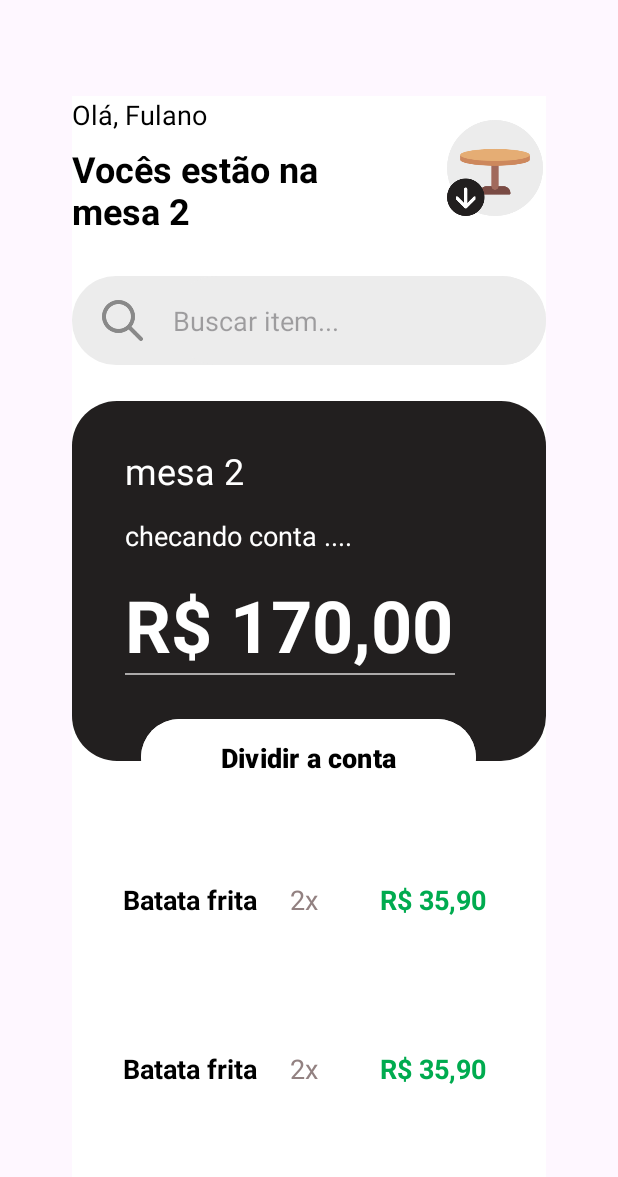
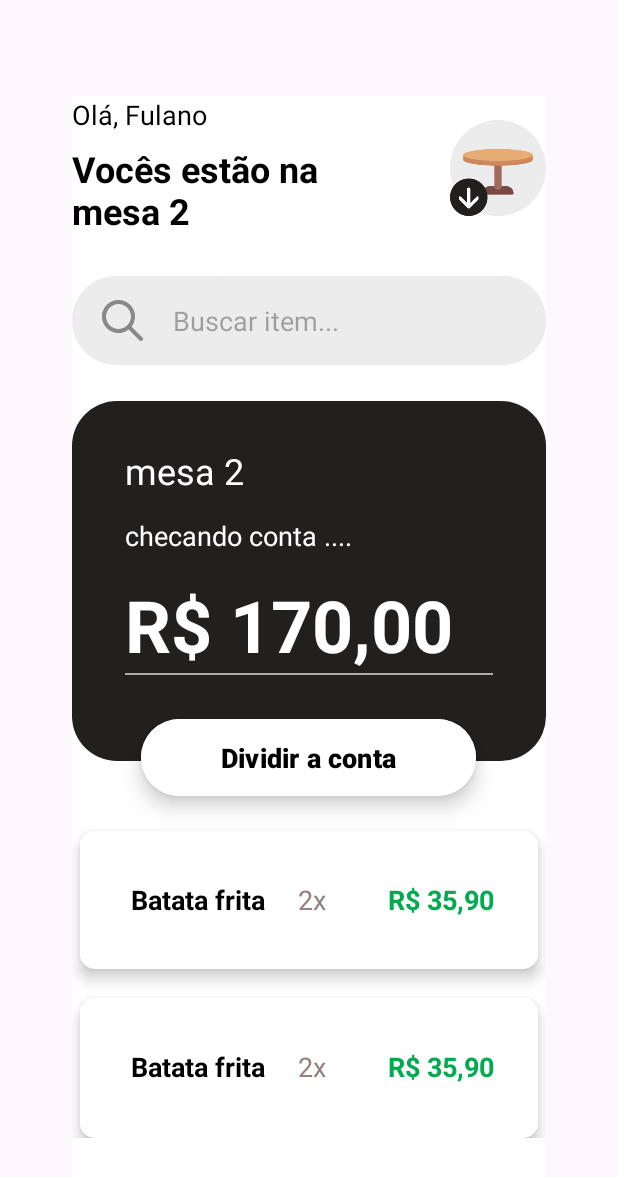
Before and after one commit to hessel-lu/backup-telas-app-conta-comigo, an Android app: the Activity_listagem_itens screen opened directly, with no data from a screen before it, on a phone screen of 412 x 824 dp. Shown: the top 1177 px of the screen. Run offline under Robolectric (Android 15) with nearby library versions, the phone set to English and light mode, and no system bars.

Commit message:
implementando tela listagem itens

```diff
--- a/ContaComigoTelasHessel/app/src/main/res/drawable/radius_btn_tela_listagem_itens.xml
+++ /dev/null
@@ -1,12 +0,0 @@
-<?xml version="1.0" encoding="utf-8"?>
-<shape xmlns:android="http://schemas.android.com/apk/res/android">
-    <solid
-        android:color="#FFFFFF">
-    </solid>
-    <corners
-        android:topLeftRadius="29.5dp"
-        android:topRightRadius="29.5dp"
-        android:bottomLeftRadius="29.5dp"
-        android:bottomRightRadius="29.5dp">
-    </corners>
-</shape>
--- a/ContaComigoTelasHessel/app/src/main/res/drawable/radius_campo_total_tela_listagem_itens.xml
+++ b/ContaComigoTelasHessel/app/src/main/res/drawable/radius_campo_total_tela_listagem_itens.xml
@@ -4,9 +4,6 @@
         android:color="#221F1F">
     </solid>
     <corners
-        android:topLeftRadius="30dp"
-        android:topRightRadius="30dp"
-        android:bottomLeftRadius="30dp"
-        android:bottomRightRadius="30dp">
+        android:radius="30dp">
     </corners>
 </shape>
--- a/ContaComigoTelasHessel/app/src/main/res/drawable/radius_input_tela_listagem_itens.xml
+++ b/ContaComigoTelasHessel/app/src/main/res/drawable/radius_input_tela_listagem_itens.xml
@@ -4,9 +4,6 @@
         android:color="#ECECEC">
     </solid>
     <corners
-        android:topLeftRadius="29.5dp"
-        android:topRightRadius="29.5dp"
-        android:bottomLeftRadius="29.5dp"
-        android:bottomRightRadius="29.5dp">
+        android:radius="29.5dp">
     </corners>
 </shape>
--- a/ContaComigoTelasHessel/app/src/main/res/drawable/radius_item_tela_listagem_itens.xml
+++ b/ContaComigoTelasHessel/app/src/main/res/drawable/radius_item_tela_listagem_itens.xml
@@ -4,9 +4,6 @@
         android:color="#FFFFFF">
     </solid>
     <corners
-        android:topLeftRadius="10dp"
-        android:topRightRadius="10dp"
-        android:bottomLeftRadius="10dp"
-        android:bottomRightRadius="10dp">
+        android:radius="10dp">
     </corners>
 </shape>
--- a/ContaComigoTelasHessel/app/src/main/res/layout/activity_listagem_itens.xml
+++ b/ContaComigoTelasHessel/app/src/main/res/layout/activity_listagem_itens.xml
@@ -36,14 +36,14 @@
                         android:layout_marginBottom="7dp"
                         android:text="Olá, Fulano"
                         android:textColor="#000000"
-                        android:textSize="18dp" />
+                        android:textSize="18sp" />
 
                     <TextView
                         android:layout_width="228dp"
                         android:layout_height="64dp"
                         android:text="Vocês estão na mesa 2"
                         android:textColor="#000000"
-                        android:textSize="24dp"
+                        android:textSize="24sp"
                         android:textStyle="bold" />
 
                 </LinearLayout>
@@ -51,20 +51,18 @@
                 <!--Layout para receber a img da mesa-->
                 <LinearLayout
                     android:layout_width="match_parent"
-                    android:layout_height="match_parent">
+                    android:layout_height="match_parent"
+                    android:gravity="end|center_vertical">
 
                     <ImageView
                         android:layout_width="64dp"
                         android:layout_height="64dp"
-                        android:layout_gravity="center"
-                        android:layout_marginLeft="22dp"
                         android:src="@mipmap/imagem_mesa" />
 
                 </LinearLayout>
 
             </LinearLayout>
 
-            <!-- marginTop original é 42dp-->
             <LinearLayout
                 android:layout_width="match_parent"
                 android:layout_height="59dp"
@@ -77,26 +75,28 @@
                     android:layout_height="27dp"
                     android:layout_gravity="center_vertical"
                     android:layout_marginLeft="20dp"
-                    android:src="@mipmap/search_um" />
+                    android:src="@mipmap/lupa_search" />
 
                 <EditText
                     android:layout_width="match_parent"
                     android:layout_height="59dp"
                     android:layout_marginLeft="20dp"
                     android:background="@drawable/radius_input_tela_listagem_itens"
-                    android:hint="Buscar item..."></EditText>
+                    android:hint="Buscar item..."
+                    android:textSize="18sp" />
 
             </LinearLayout>
 
-            <!--<ScrollView
+            <ScrollView
                 android:layout_width="match_parent"
-                android:layout_height="wrap_content">-->
+                android:layout_height="wrap_content"
+                android:layout_marginTop="20dp"
+                android:layout_marginBottom="16dp">
 
-                <!-- marginTop original é 48dp-->
                 <LinearLayout
                     android:layout_width="match_parent"
                     android:layout_height="wrap_content"
-                    android:layout_marginTop="24dp"
+                    android:layout_marginTop="4dp"
                     android:orientation="vertical">
 
                     <LinearLayout
@@ -134,9 +134,10 @@
                             android:textStyle="bold" />
 
                         <View
-                            android:layout_width="220dp"
+                            android:layout_width="match_parent"
                             android:layout_height="1dp"
                             android:layout_marginLeft="35dp"
+                            android:layout_marginRight="35dp"
                             android:background="#ACAAAA" />
 
                     </LinearLayout>
@@ -147,17 +148,21 @@
                         android:layout_gravity="center"
                         android:layout_marginTop="-32dp"
                         android:backgroundTint="#FFFFFF"
+                        android:elevation="8dp"
+                        android:stateListAnimator="@null"
                         android:text="Dividir a conta"
                         android:textColor="#000000"
                         android:textSize="18sp"
-                        android:textStyle="bold"></Button>
+                        android:textStyle="bold" />
 
-                    <!-- marginTop original é 56dp-->
                     <LinearLayout
                         android:layout_width="match_parent"
-                        android:layout_height="93dp"
+                        android:layout_height="92dp"
+                        android:layout_marginLeft="5dp"
                         android:layout_marginTop="19dp"
-                        android:background="@drawable/radius_item_tela_listagem_itens">
+                        android:layout_marginRight="5dp"
+                        android:background="@drawable/radius_item_tela_listagem_itens"
+                        android:elevation="6dp">
 
                         <TextView
                             android:layout_width="wrap_content"
@@ -193,8 +198,11 @@
                     <LinearLayout
                         android:layout_width="match_parent"
                         android:layout_height="93dp"
+                        android:layout_marginLeft="5dp"
                         android:layout_marginTop="19dp"
-                        android:background="@drawable/radius_item_tela_listagem_itens">
+                        android:layout_marginRight="5dp"
+                        android:background="@drawable/radius_item_tela_listagem_itens"
+                        android:elevation="6dp">
 
                         <TextView
                             android:layout_width="wrap_content"
@@ -228,7 +236,8 @@
                     </LinearLayout>
 
                 </LinearLayout>
-            <!--</ScrollView>-->
+
+            </ScrollView>
 
         </LinearLayout>
 
--- a/ContaComigoTelasHessel/app/src/main/res/layout/activity_main.xml
+++ b/ContaComigoTelasHessel/app/src/main/res/layout/activity_main.xml
@@ -36,14 +36,14 @@
                         android:layout_marginBottom="7dp"
                         android:text="Olá, Fulano"
                         android:textColor="#000000"
-                        android:textSize="18dp" />
+                        android:textSize="18sp" />
 
                     <TextView
                         android:layout_width="228dp"
                         android:layout_height="64dp"
                         android:text="Vocês estão na mesa 2"
                         android:textColor="#000000"
-                        android:textSize="24dp"
+                        android:textSize="24sp"
                         android:textStyle="bold" />
 
                 </LinearLayout>
@@ -51,13 +51,12 @@
                 <!--Layout para receber a img da mesa-->
                 <LinearLayout
                     android:layout_width="match_parent"
-                    android:layout_height="match_parent">
+                    android:layout_height="match_parent"
+                    android:gravity="end|center_vertical">
 
                     <ImageView
                         android:layout_width="64dp"
                         android:layout_height="64dp"
-                        android:layout_gravity="center"
-                        android:layout_marginLeft="22dp"
                         android:src="@mipmap/imagem_mesa" />
 
                 </LinearLayout>
@@ -105,6 +104,7 @@
                     <LinearLayout
                         android:layout_width="wrap_content"
                         android:layout_height="wrap_content"
+                        android:layout_gravity="center_horizontal"
                         android:orientation="horizontal">
 
                         <ImageView
@@ -133,7 +133,7 @@
                 android:backgroundTint="#000000"
                 android:text="Próximo"
                 android:textColor="#FFFFFF"
-                android:textSize="24dp" />
+                android:textSize="24sp" />
 
         </LinearLayout>
 
```
Also changed, not shown: ContaComigoTelasHessel/app/src/main/res/mipmap-hdpi/lupa_search.png (renamed from ContaComigoTelasHessel/app/src/main/res/mipmap-hdpi/search_um.png).
